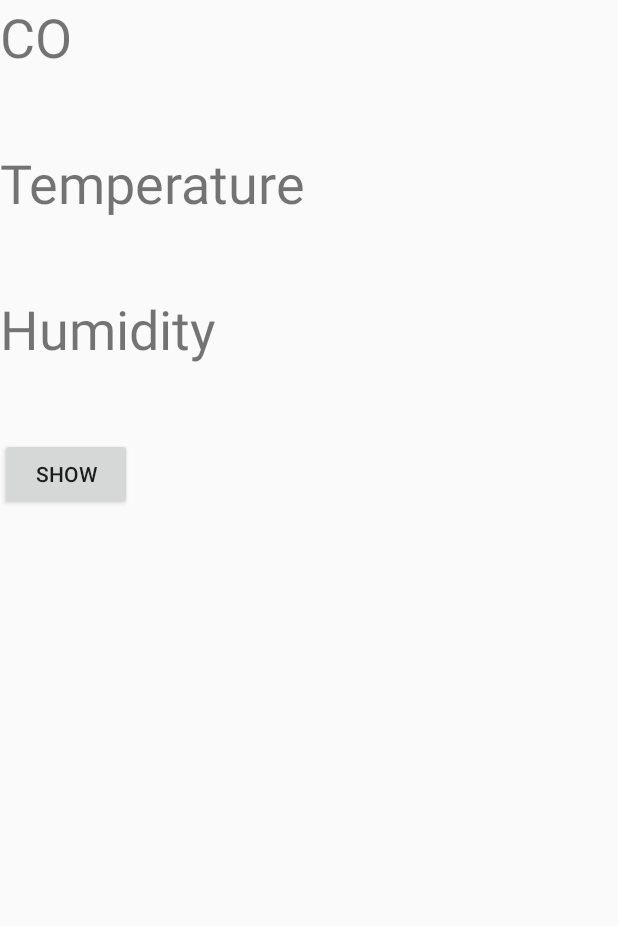
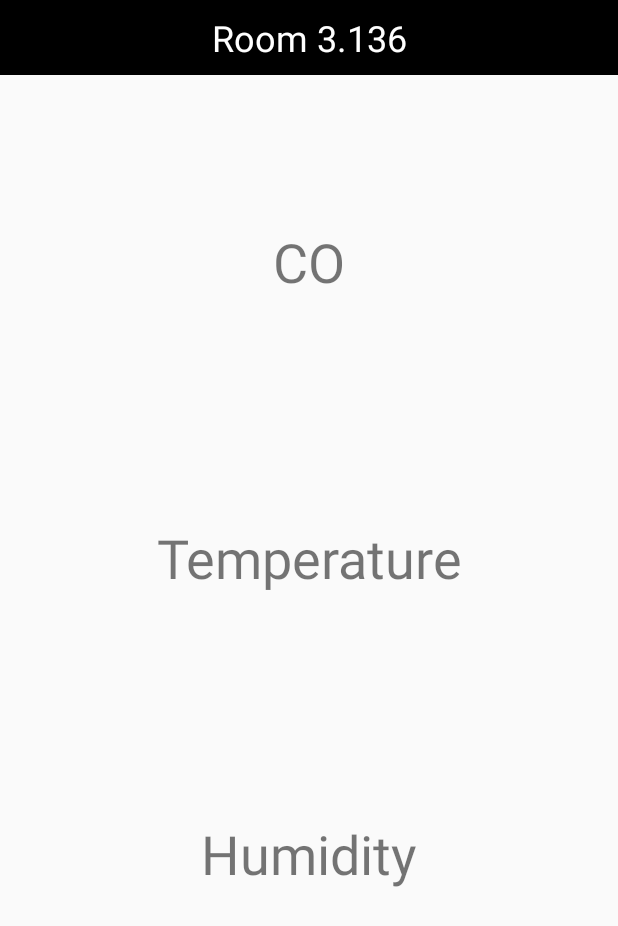
Before and after one commit to nato93/SensorProject, an Android app: the layout activity_mainpage.xml on its own in the app's theme, with its tools: preview values and no code run, on a phone screen of 412 x 824 dp. Shown: the top 926 px of the screen. Run offline under Robolectric (Android 15) with nearby library versions, the phone set to English and light mode, and no system bars.

Commit message:
changing design

```diff
--- a/app/src/main/AndroidManifest.xml
+++ b/app/src/main/AndroidManifest.xml
@@ -16,6 +16,10 @@
                 <category android:name="android.intent.category.LAUNCHER" />
             </intent-filter>
         </activity>
-    </application>
+        <activity android:name=".MainPageActivity">
+    </activity>
+
+
+</application>
 
 </manifest>
--- a/app/src/main/java/com/example/sensorproject/MainActivity.java
+++ b/app/src/main/java/com/example/sensorproject/MainActivity.java
@@ -21,18 +21,22 @@ public class MainActivity extends AppCompatActivity {
 
 
 
+
 /**
  * when initializing your Activity,
  check to see if the user is currently signed in.
 **/
 
-    @Override
+
+
+/*   @Override
     public void onStart() {
         super.onStart();
         // Check if user is signed in (non-null) and update UI accordingly.
         FirebaseUser currentUser = mAuth.getCurrentUser();
-        //DatabaseHandler.updateUI(currentUser);
-    }
+        DatabaseHandler.updateUI(currentUser);
+    }*/
+
 
     @Override
     protected void onCreate(Bundle savedInstanceState) {
@@ -48,21 +52,25 @@ public class MainActivity extends AppCompatActivity {
 
 
         // Initialize Firebase Auth
-        mAuth = FirebaseAuth.getInstance();
+        //mAuth = FirebaseAuth.getInstance();
 
         // Write a message to the database
+
+/*
         FirebaseDatabase database = FirebaseDatabase.getInstance();
         DatabaseReference myRef = database.getReference("https://sensorproject-876ad.firebaseio.com/");
 
         myRef.setValue("its fucking working with firebase");
+*/
+
 
 
 
         loginButton.setOnClickListener(new View.OnClickListener() {
             @Override
             public void onClick(View v) {
-                startActivity(new Intent(MainActivity.this, MainPageActivity.class));
-
+                Intent newscr = new Intent(MainActivity.this, MainPageActivity.class);
+                startActivity(newscr);
             }
         });
 
--- a/app/src/main/java/com/example/sensorproject/MainPageActivity.java
+++ b/app/src/main/java/com/example/sensorproject/MainPageActivity.java
@@ -16,10 +16,7 @@ import com.google.firebase.database.ValueEventListener;
 
 public class MainPageActivity extends AppCompatActivity {
     private TextView CoInput, TemperatureInput, HumidityInput;
-    private Button showButton;
     DatabaseReference reff;
-
-
 
     @Override
     protected void onCreate (Bundle savedInstanceState){
@@ -30,11 +27,8 @@ public class MainPageActivity extends AppCompatActivity {
         CoInput = findViewById(R.id.mCoInput);
         TemperatureInput = findViewById(R.id.mTempInput);
         HumidityInput = findViewById(R.id.mHumidInput);
-        showButton = findViewById(R.id.mShowButton);
 
-        showButton.setOnClickListener(new View.OnClickListener() {
-            @Override
-            public void onClick(View v) {
+
         reff = FirebaseDatabase.getInstance().getReference().child("users").child("user_one");
         reff.addValueEventListener(new ValueEventListener() {
             @Override
@@ -42,7 +36,6 @@ public class MainPageActivity extends AppCompatActivity {
                 String co=dataSnapshot.child("co").getValue().toString();
                 String temperature=dataSnapshot.child("temperature").getValue().toString();
                 String humidity=dataSnapshot.child("humidity").getValue().toString();
-
                 CoInput.setText(co);
                 TemperatureInput.setText(temperature);
                 HumidityInput.setText(humidity);
@@ -51,20 +44,7 @@ public class MainPageActivity extends AppCompatActivity {
 
             @Override
             public void onCancelled(@NonNull DatabaseError databaseError) {
-
             }
         });
-
     }
-        });
-
-
-
-
-
 }
-
-
-
-
-}
--- a/app/src/main/res/layout/activity_mainpage.xml
+++ b/app/src/main/res/layout/activity_mainpage.xml
@@ -1,55 +1,76 @@
 <?xml version="1.0" encoding="utf-8"?>
 <LinearLayout xmlns:android="http://schemas.android.com/apk/res/android"
     xmlns:tools="http://schemas.android.com/tools"
-    android:orientation="vertical" android:layout_width="match_parent"
-    android:layout_height="match_parent">
+    android:layout_width="match_parent"
+    android:layout_height="match_parent"
+    android:orientation="vertical">
+
+    <LinearLayout
+        android:id="@+id/mNavBar"
+        android:layout_width="match_parent"
+        android:layout_height="50dp"
+        android:background="#000000"
+        android:orientation="vertical">
+
+        <TextView
+            android:id="@+id/mRoomView"
+            android:layout_width="match_parent"
+            android:layout_height="match_parent"
+            android:gravity="center|center_vertical"
+            android:textColor="#FFFFFF"
+            android:textSize="24sp"
+            tools:text="@string/mRoomView" />
+    </LinearLayout>
 
     <TextView
         android:id="@+id/mCoView"
-        android:layout_width="wrap_content"
+        android:layout_width="match_parent"
         android:layout_height="wrap_content"
-        android:textSize="36sp"
-        tools:text="@string/mCoView" />
+        android:layout_marginTop="100dp"
+        android:gravity="center|center_horizontal"
+        android:text="@string/mCoView"
+        android:textSize="36sp" />
 
     <TextView
         android:id="@+id/mCoInput"
-        android:layout_width="wrap_content"
+        android:layout_width="match_parent"
         android:layout_height="wrap_content"
-        android:textSize="36sp"
-        tools:text="@string/mCoInput" />
+        android:text="@string/mCoInput"
+        android:gravity="center|center_horizontal"
+        android:textSize="36sp" />
 
     <TextView
         android:id="@+id/mTempView"
-        android:layout_width="wrap_content"
+        android:layout_width="match_parent"
         android:layout_height="wrap_content"
-        android:textSize="36sp"
-        tools:text="@string/mTempView" />
+        android:layout_marginTop="100dp"
+        android:gravity="center|center_horizontal"
+        android:text="@string/mTempView"
+        android:textSize="36sp" />
 
     <TextView
         android:id="@+id/mTempInput"
-        android:layout_width="wrap_content"
+        android:layout_width="match_parent"
+        android:gravity="center|center_horizontal"
         android:layout_height="wrap_content"
-        android:textSize="36sp"
-        tools:text="@string/mTempInput" />
+        android:text="@string/mTempInput"
+        android:textSize="36sp" />
 
     <TextView
         android:id="@+id/mHumidView"
-        android:layout_width="wrap_content"
+        android:layout_width="match_parent"
         android:layout_height="wrap_content"
-        android:textSize="36sp"
-        tools:text="@string/mHumidView" />
+        android:layout_marginTop="100dp"
+        android:gravity="center|center_horizontal"
+        android:text="@string/mHumidView"
+        android:textSize="36sp" />
 
     <TextView
         android:id="@+id/mHumidInput"
-        android:layout_width="wrap_content"
+        android:layout_width="match_parent"
         android:layout_height="wrap_content"
-        android:textSize="36sp"
-        tools:text="@string/mHumidInput" />
-
-    <Button
-        android:id="@+id/mShowButton"
-        android:layout_width="wrap_content"
-        android:layout_height="wrap_content"
-        tools:text="@string/mShowButton" />
+        android:gravity="center|center_horizontal"
+        android:text="@string/mHumidInput"
+        android:textSize="36sp" />
 
 </LinearLayout>
--- a/app/src/main/res/values/strings.xml
+++ b/app/src/main/res/values/strings.xml
@@ -16,6 +16,7 @@
 
 
     <string name="mShowButton">Show</string>
+    <string name="mRoomView">Room 3.136</string>
 
 
 </resources>
```
Lines whose indentation alone changed are shown as unchanged.
